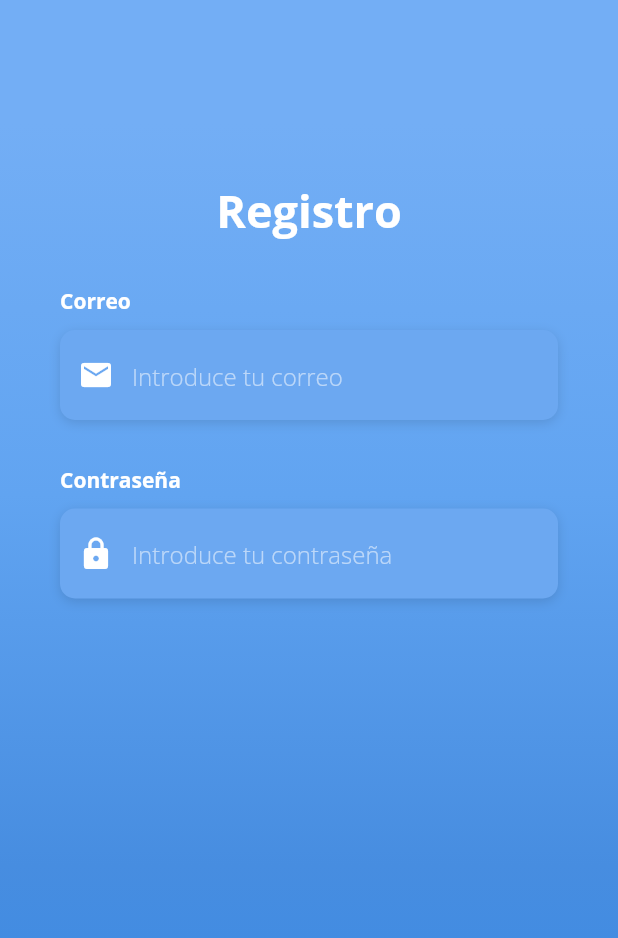
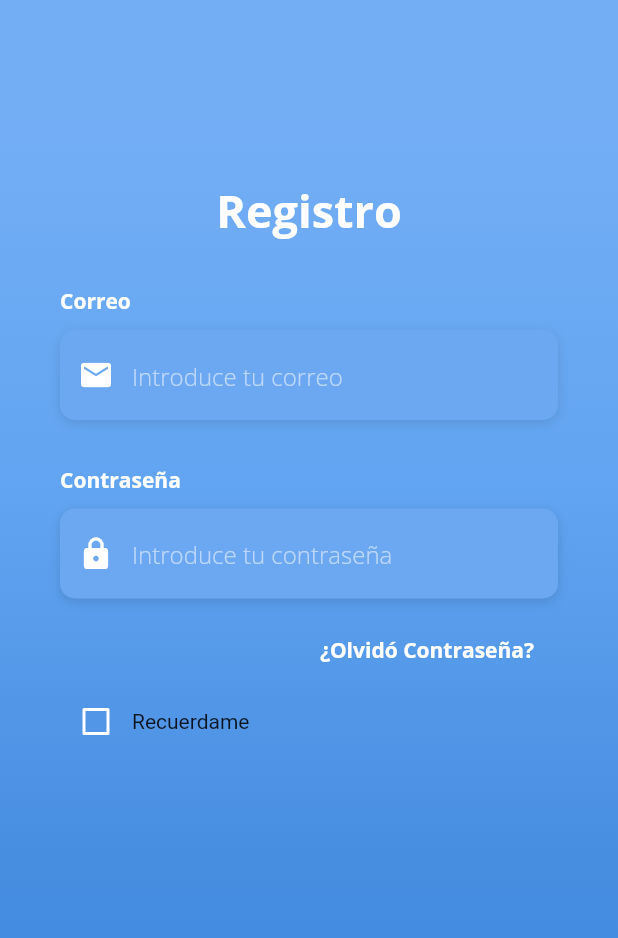
Before and after one commit to AlexMolina08/Login_Page, a Flutter app: the screen it shows after launch, on a phone screen of 412 x 824 dp. Shown: the top 938 px of the screen. Run offline on Flutter 3.47's test engine with Material 2 defaults, Android fonts, the phone set to English and light mode, and no system bars.

Commit message:
campo de correo , olvide contraseña y checkbox recuerdame

```diff
--- a/lib/screens/login_screen.dart
+++ b/lib/screens/login_screen.dart
@@ -10,10 +10,12 @@ class LoginScreen extends StatefulWidget {
 class _LoginScreenState extends State<LoginScreen> {
 
 
+  bool _recuerdame = false;
+
   /*
   * Metodo para construir el textfield del correo
   * */
-  _buildEmailTF(){
+  Widget _buildEmailTF(){
     return Column(crossAxisAlignment: CrossAxisAlignment.start, children: [
       Text(
         'Correo',
@@ -43,7 +45,7 @@ class _LoginScreenState extends State<LoginScreen> {
     ],);
   }
 
-  _buildPasswordTF(){
+  Widget _buildPasswordTF(){
     return Column(crossAxisAlignment: CrossAxisAlignment.start, children: [
       Text(
         'Contraseña',
@@ -71,6 +73,17 @@ class _LoginScreenState extends State<LoginScreen> {
       //Container(alignment: Alignment.centerLeft ,)
 
     ]);
+  }
+
+  Widget _buildForgotPasswordTF(){
+    return Container(
+        alignment: Alignment.centerRight,
+        child: FlatButton(
+            onPressed: () => print("Pulsado boton olvide contraseña"),
+            child: Text("¿Olvidó Contraseña?",
+                style: kLabelStyle)
+        )
+    );
   }
 
 
@@ -115,7 +128,29 @@ class _LoginScreenState extends State<LoginScreen> {
                 //Llamamos al método para construir el textfield de email
                 _buildEmailTF(),
                 SizedBox(height: 30.0),
-                _buildPasswordTF()
+                _buildPasswordTF(),
+                SizedBox(height: 10.0,),
+                _buildForgotPasswordTF(),
+                Container(
+                  child: Row(
+                    children: [
+                      Theme(
+                          data:ThemeData(unselectedWidgetColor: Colors.white ),
+                          child: Checkbox(
+                            value: _recuerdame,
+                            checkColor: Colors.green,
+                            activeColor: Colors.white,
+                            onChanged: (value){
+                              setState(() {
+                                _recuerdame = value;
+                              });
+                            },
+                          )
+                      ),
+                      Text('Recuerdame')
+                    ],
+                  )
+                )
               ],
             )
           )
```
